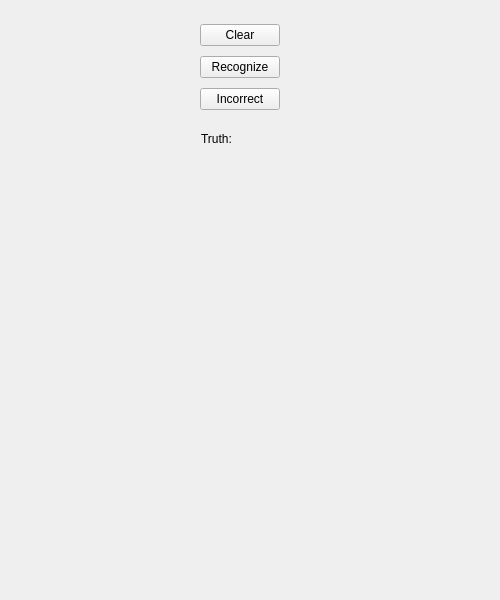
Old version of the form mainwindow.ui in the repository AdislanSaidov/Perceptron.
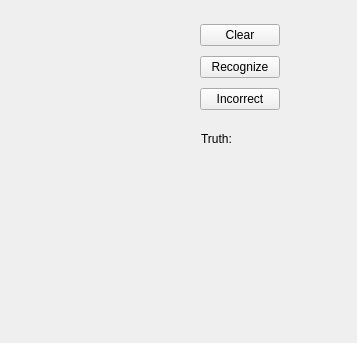
New version of the form. Custom widgets are drawn as their Qt base class.

The edit to the form file:
```diff
--- a/mainwindow.ui
+++ b/mainwindow.ui
@@ -6,8 +6,8 @@
    <rect>
     <x>0</x>
     <y>0</y>
-    <width>500</width>
-    <height>600</height>
+    <width>357</width>
+    <height>343</height>
    </rect>
   </property>
   <property name="maximumSize">
```
